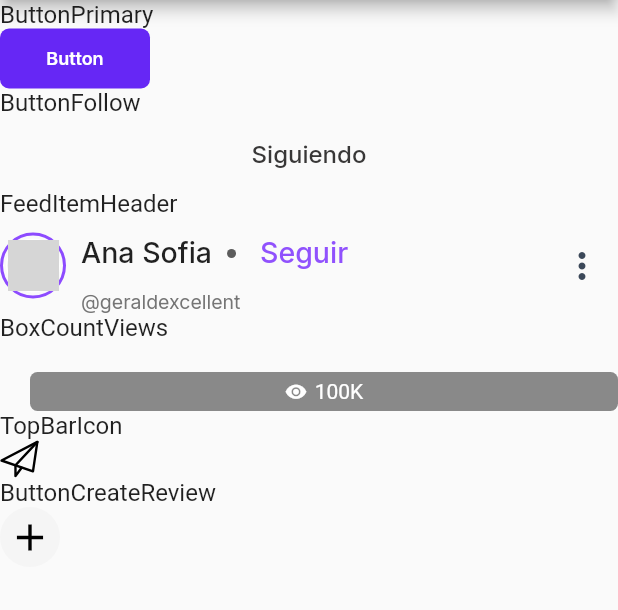
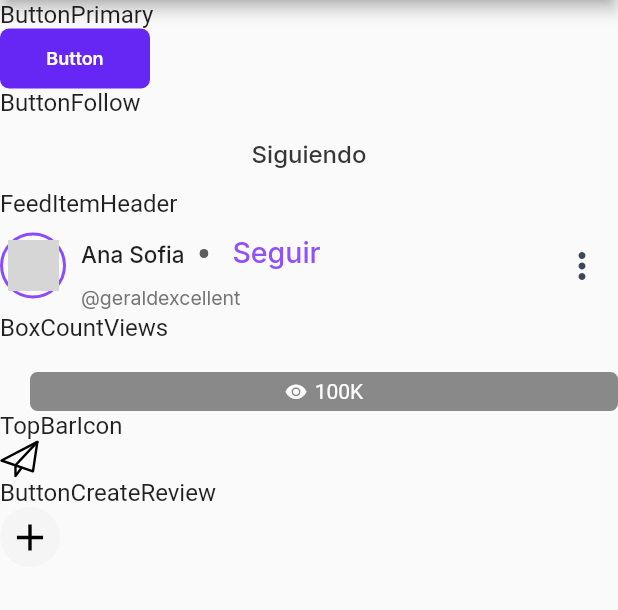
Before and after one commit to tipzty/tipzty_flutter_ui, a Flutter app: the screen it shows after launch, on a phone screen of 412 x 824 dp, the part 84-694 px from its top. Run offline on Flutter 3.47's test engine with Material 2 defaults, Android fonts, the phone set to English and light mode, and no system bars; drawn by our look-alikes of cached_network_image; our stand-ins replace google_fonts, websafe_svg; network calls fail; grey boxes are pictures that could not be loaded.

Commit message:
change fontsize fullname

```diff
--- a/lib/src/widgets/feed/feed_item_header.dart
+++ b/lib/src/widgets/feed/feed_item_header.dart
@@ -86,7 +86,7 @@ class UserFullNameText extends StatelessWidget {
           text,
           textAlign: TextAlign.left,
           style: GoogleFonts.inter(
-            fontSize: 19,
+            fontSize: 15,
             fontWeight: FontWeight.w500,
           ),
         ),
@@ -147,7 +147,9 @@ class FeedItemHeader extends StatelessWidget {
                       crossAxisAlignment: CrossAxisAlignment.start,
                       children: [
                         UserFullNameText(fullName, following),
-                        UserNicknameText("@$nickName"),
+                        Transform.translate(
+                            offset: Offset(0, -3),
+                            child: UserNicknameText("@$nickName")),
                       ],
                     ),
                   ],
```
